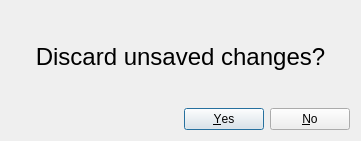
This is src/gui/gui_exit_dialog.ui in grytsiuko/Painter as Qt 5 draws it before an edit. The edited form follows.
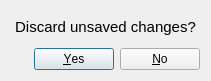
This is the edited form.

Commit message: Changed exit dialog styles

```diff
--- a/src/gui/gui_exit_dialog.ui
+++ b/src/gui/gui_exit_dialog.ui
@@ -6,20 +6,20 @@
    <rect>
     <x>0</x>
     <y>0</y>
-    <width>361</width>
-    <height>141</height>
+    <width>211</width>
+    <height>81</height>
    </rect>
   </property>
   <property name="minimumSize">
    <size>
-    <width>361</width>
-    <height>141</height>
+    <width>211</width>
+    <height>81</height>
    </size>
   </property>
   <property name="maximumSize">
    <size>
-    <width>361</width>
-    <height>141</height>
+    <width>211</width>
+    <height>81</height>
    </size>
   </property>
   <property name="windowTitle">
@@ -30,7 +30,7 @@
     <widget class="QLabel" name="label">
      <property name="font">
       <font>
-       <pointsize>18</pointsize>
+       <pointsize>11</pointsize>
       </font>
      </property>
      <property name="text">
```
Left out of the diff: 2 changed lines with no effect on the pictures. The commit also changes 1 other file.
